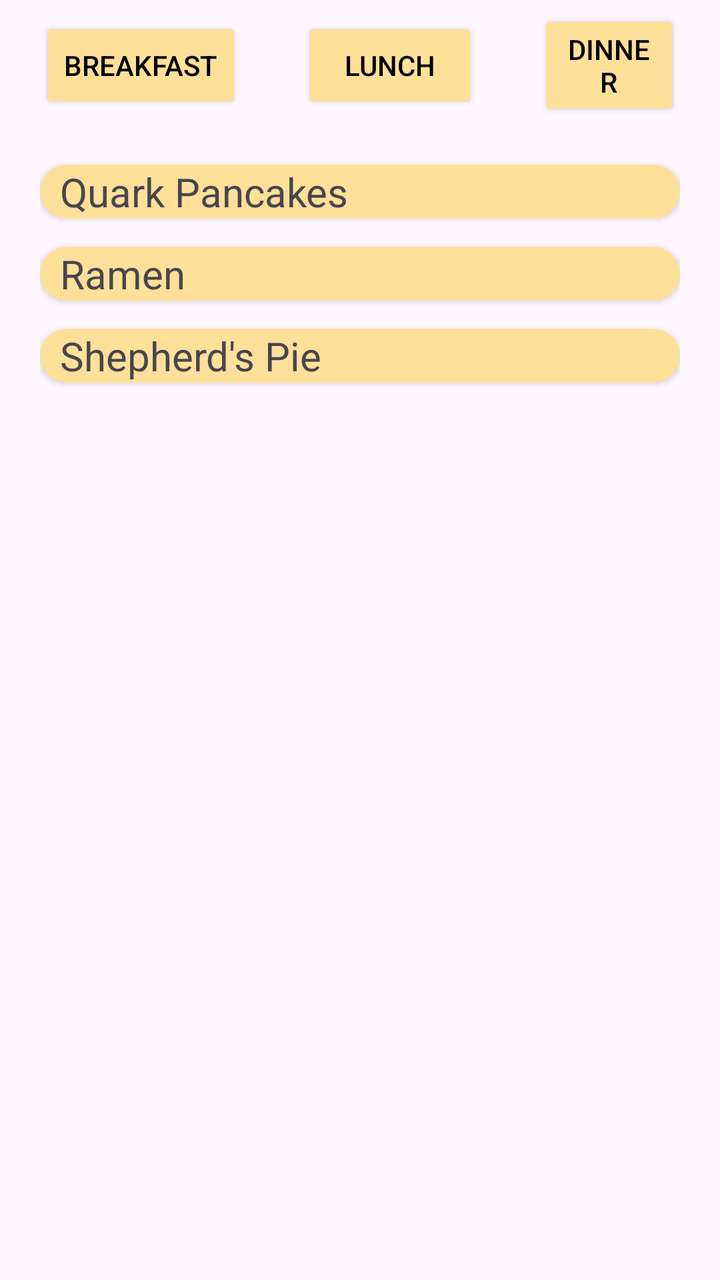
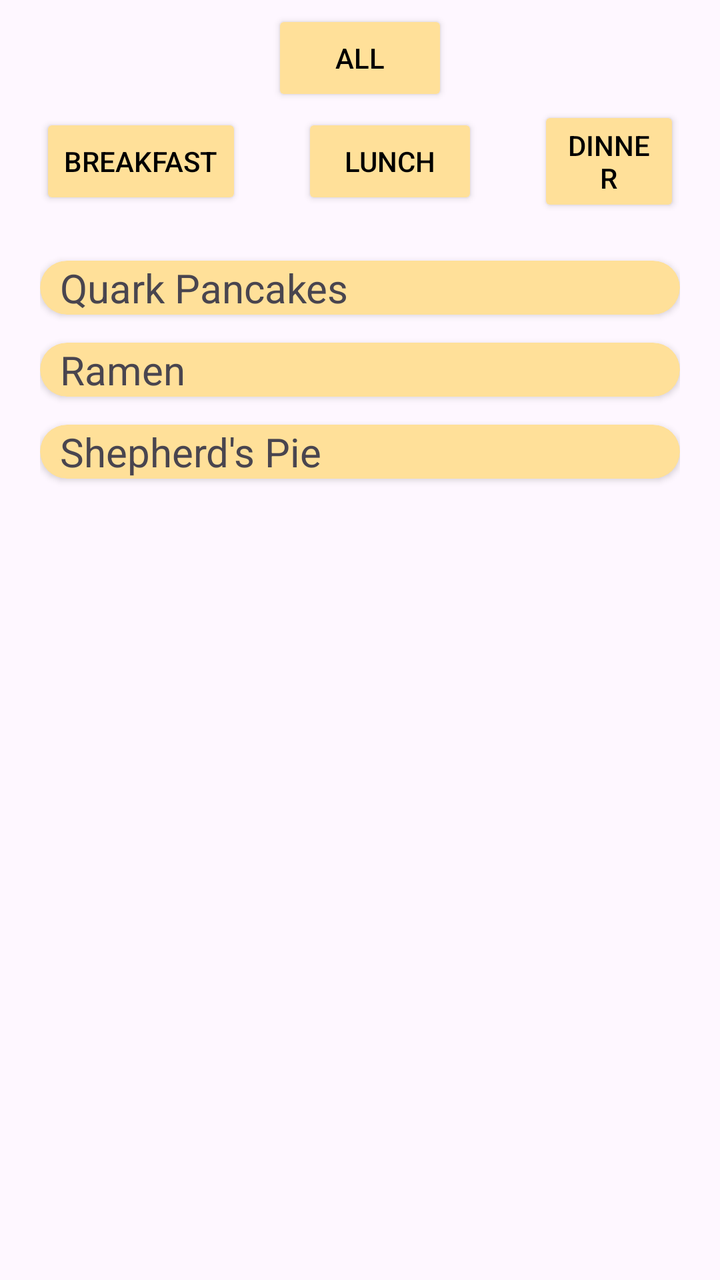

Before-and-after screenshots of an Android layout around one commit, followed by the original layout XML and the change that was made.
<!-- AndroidManifest.xml: application theme Theme.Lang_Android -->
<!-- res/layout/fragment_home.xml -->
<?xml version="1.0" encoding="utf-8"?>
<FrameLayout xmlns:android="http://schemas.android.com/apk/res/android"
    xmlns:app="http://schemas.android.com/apk/res-auto"
    xmlns:tools="http://schemas.android.com/tools"
    android:layout_width="match_parent"
    android:layout_height="match_parent"
    android:padding="5dp"
    tools:context=".HomeFragment">

    <LinearLayout
        android:layout_width="match_parent"
        android:layout_height="match_parent"
        android:orientation="vertical">

        <LinearLayout
            android:layout_width="match_parent"
            android:layout_height="wrap_content"
            android:gravity="center">

            <Button
                android:layout_width="wrap_content"
                android:layout_height="wrap_content"
                android:layout_marginHorizontal="15dp"
                android:backgroundTint="@color/header_bg"
                android:text="@string/breakfast"
                android:textColor="@color/black" />

            <Button
                android:layout_width="wrap_content"
                android:layout_height="wrap_content"
                android:layout_marginHorizontal="15dp"
                android:backgroundTint="@color/header_bg"
                android:text="@string/lunch"
                android:textColor="@color/black" />

            <Button
                android:layout_width="wrap_content"
                android:layout_height="wrap_content"
                android:layout_marginHorizontal="15dp"
                android:backgroundTint="@color/header_bg"
                android:text="@string/dinner"
                android:textColor="@color/black" />
        </LinearLayout>

        <ScrollView
            android:id="@+id/recipes_scroll"
            android:layout_width="match_parent"
            android:layout_height="wrap_content"
            android:padding="5dp">

            <LinearLayout
                android:layout_width="match_parent"
                android:layout_height="match_parent"
                android:orientation="vertical"
                android:padding="10dp">

                <androidx.cardview.widget.CardView
                    android:id="@+id/quark_pancakes_card"
                    android:layout_width="match_parent"
                    android:layout_height="wrap_content"
                    android:layout_marginVertical="7dp"
                    android:backgroundTint="@color/header_bg"
                    app:cardCornerRadius="20dp">

                    <TextView
                        android:layout_width="wrap_content"
                        android:layout_height="wrap_content"
                        android:text="@string/quark_pancakes"
                        android:textSize="20sp"
                        android:layout_marginHorizontal="10dp"/>
                </androidx.cardview.widget.CardView>

                <androidx.cardview.widget.CardView
                    android:id="@+id/ramen_card"
                    android:layout_width="match_parent"
                    android:layout_height="wrap_content"
                    android:layout_marginVertical="7dp"
                    android:backgroundTint="@color/header_bg"
                    app:cardCornerRadius="20dp">

                    <TextView
                        android:layout_width="wrap_content"
                        android:layout_height="wrap_content"
                        android:text="@string/ramen"
                        android:textSize="20sp"
                        android:layout_marginHorizontal="10dp"/>
                </androidx.cardview.widget.CardView>

                <androidx.cardview.widget.CardView
                    android:id="@+id/shepherds_pie_card"
                    android:layout_width="match_parent"
                    android:layout_height="wrap_content"
                    android:layout_marginVertical="7dp"
                    android:backgroundTint="@color/header_bg"
                    app:cardCornerRadius="20dp">

                    <TextView
                        android:layout_width="wrap_content"
                        android:layout_height="wrap_content"
                        android:text="@string/shepherds_pie"
                        android:textSize="20sp"
                        android:layout_marginHorizontal="10dp"/>
                </androidx.cardview.widget.CardView>
            </LinearLayout>
        </ScrollView>
    </LinearLayout>

</FrameLayout>
<!-- resources referenced by this layout -->
<resources>
  <color name="black">#FF000000</color>
  <color name="header_bg">#ffe099</color>
  <string name="breakfast">Breakfast</string>
  <string name="dinner">Dinner</string>
  <string name="lunch">Lunch</string>
  <string name="quark_pancakes">Quark Pancakes</string>
  <string name="ramen">Ramen</string>
  <string name="shepherds_pie">Shepherd\'s Pie</string>
  <style name="Theme.Lang_Android" parent="Base.Theme.Lang_Android" />
  <style name="Base.Theme.Lang_Android" parent="Theme.Material3.DayNight.NoActionBar">
          
          
      </style>
</resources>

<!-- the commit's change to res/layout/fragment_home.xml (unified diff, before → after) -->
@@ -12,12 +12,23 @@
         android:layout_height="match_parent"
         android:orientation="vertical">
 
+        <Button
+            android:id="@+id/all_btn"
+            android:layout_width="wrap_content"
+            android:layout_height="wrap_content"
+            android:layout_marginHorizontal="15dp"
+            android:backgroundTint="@color/header_bg"
+            android:text="@string/all"
+            android:textColor="@color/black"
+            android:layout_gravity="center"/>
         <LinearLayout
             android:layout_width="match_parent"
             android:layout_height="wrap_content"
-            android:gravity="center">
+            android:gravity="center"
+            android:orientation="horizontal">
 
             <Button
+                android:id="@+id/breakfast_btn"
                 android:layout_width="wrap_content"
                 android:layout_height="wrap_content"
                 android:layout_marginHorizontal="15dp"
@@ -26,6 +37,7 @@
                 android:textColor="@color/black" />
 
             <Button
+                android:id="@+id/lunch_btn"
                 android:layout_width="wrap_content"
                 android:layout_height="wrap_content"
                 android:layout_marginHorizontal="15dp"
@@ -34,6 +46,7 @@
                 android:textColor="@color/black" />
 
             <Button
+                android:id="@+id/dinner_btn"
                 android:layout_width="wrap_content"
                 android:layout_height="wrap_content"
                 android:layout_marginHorizontal="15dp"
<!-- resource entries referenced after the edit -->
@@ -2,6 +2,7 @@
 <resources>
   <color name="black">#FF000000</color>
   <color name="header_bg">#ffe099</color>
+  <string name="all">All</string>
   <string name="breakfast">Breakfast</string>
   <string name="dinner">Dinner</string>
   <string name="lunch">Lunch</string>
